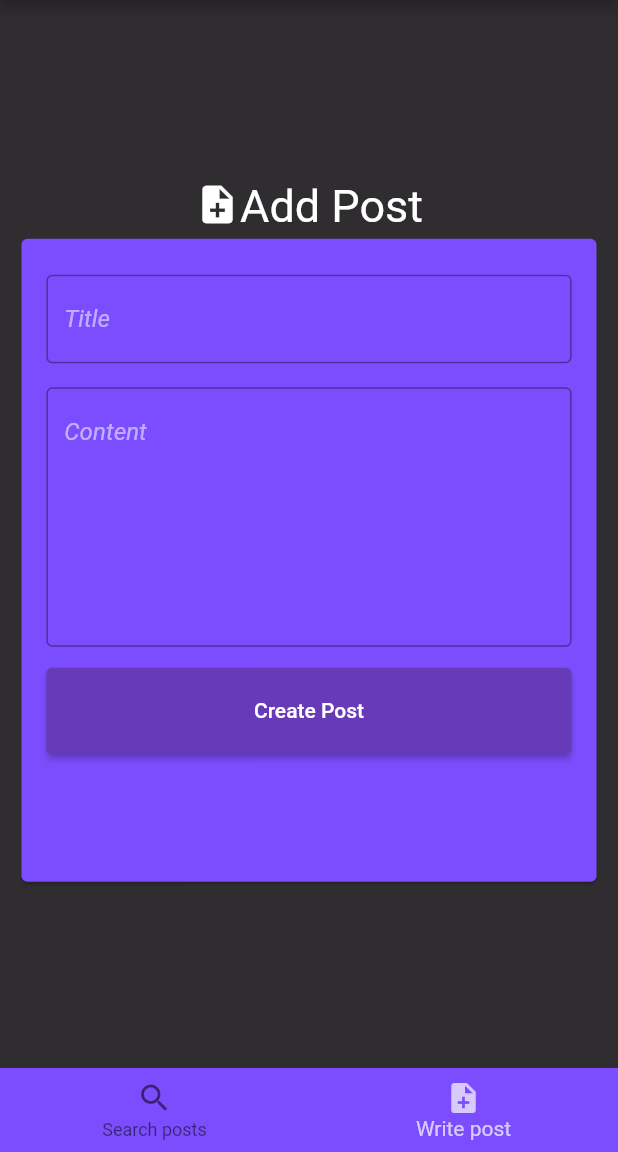
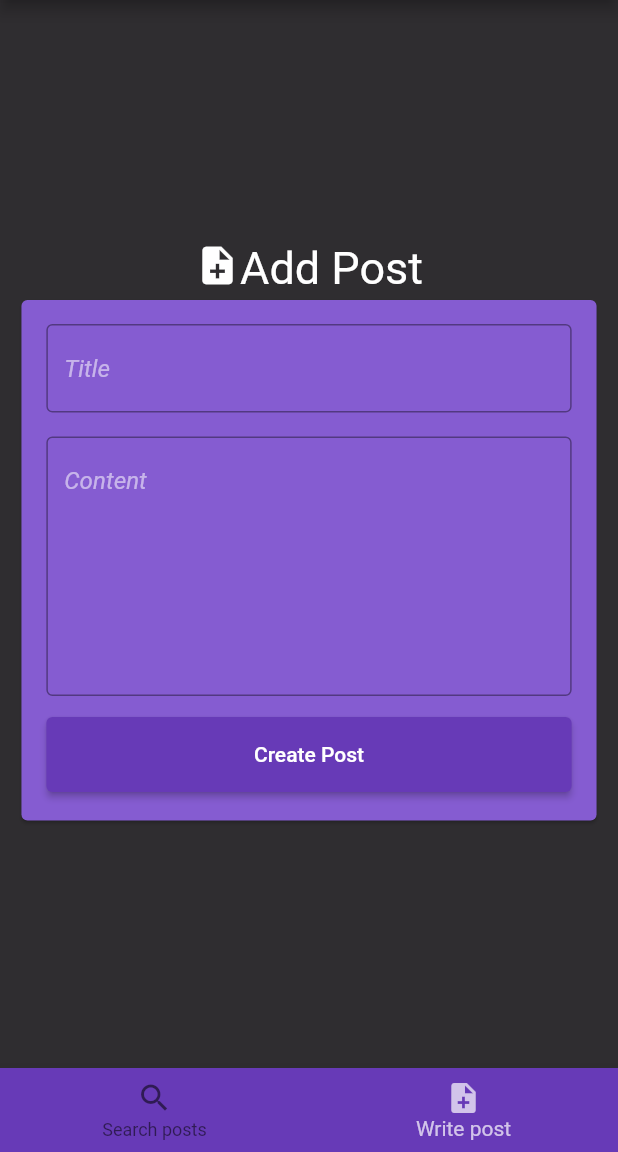
Before and after one commit to Shine-Dev/pok-app, a Flutter app: the screen it shows once a user with an empty profile is signed in, item 2 of the bottom bar chosen, on a phone screen of 412 x 824 dp, the part 84-1236 px from its top. Run offline on Flutter 3.47's test engine with Material 2 defaults, Android fonts, the phone set to English and light mode, and no system bars; our stand-ins replace firebase_auth, firebase_core, geolocator, google_sign_in; accounts and stored records are empty.

Commit message:
Implemented posts view

```diff
--- a/lib/bloc/bloc_base.dart
+++ b/lib/bloc/bloc_base.dart
@@ -5,7 +5,8 @@ import 'package:pokapp/bloc/bloc_event.dart';
 
 abstract class BlocBase<T> {
   StreamController _streamController = new StreamController<BlocEvent<T>>();
-  Stream<BlocEvent<T>> get stream => _streamController.stream;
+  Stream<BlocEvent<T>> get stream =>
+        _streamController.stream.asBroadcastStream();
   StreamSink<BlocEvent<T>> get _sink => _streamController.sink;
 
   @protected
--- a/lib/view/main_view/add_post_view.dart
+++ b/lib/view/main_view/add_post_view.dart
@@ -40,9 +40,9 @@ class _AddPostPage extends State<AddPostPage> {
     super.initState();
   }
 
-  _showSnackBar(SnackBar snackbar) {
+  _showSnackBar(SnackBar snackBar) {
     ScaffoldMessenger.of(context).hideCurrentSnackBar();
-    ScaffoldMessenger.of(context).showSnackBar(snackbar);
+    ScaffoldMessenger.of(context).showSnackBar(snackBar);
   }
 
   _success() {
@@ -86,8 +86,6 @@ class _AddPostPage extends State<AddPostPage> {
   _error(String message) {
     setState(() {
       _buttonDisabled = false;
-      _titleController.text = "";
-      _contentController.text = "";
     });
     _showSnackBar(SnackBar(
       backgroundColor: Colors.redAccent,
@@ -103,7 +101,7 @@ class _AddPostPage extends State<AddPostPage> {
     ));
   }
 
-  String _textfieldValidate(value) {
+  String _textFieldValidate(value) {
     if (value.isEmpty) {
       return '';
     }
@@ -139,15 +137,15 @@ class _AddPostPage extends State<AddPostPage> {
           ),
           Center(
             child: Container(
-              height: MediaQuery.of(context).size.height * 0.53,
+              height: 355,
               width: MediaQuery.of(context).size.width * 0.95,
               child: Card(
-                color: Colors.deepPurpleAccent,
+                color: Color.fromRGBO(133, 92, 209, 1),
                 child: Form(
                   key: _formKey,
                   child: Column(children: <Widget>[
                     Padding(
-                      padding: const EdgeInsets.fromLTRB(8, 24, 8, 8),
+                      padding: const EdgeInsets.fromLTRB(8, 16, 8, 8),
                       child: Container(
                         width: MediaQuery.of(context).size.width * 0.85,
                         child: TextFormField(
@@ -161,7 +159,7 @@ class _AddPostPage extends State<AddPostPage> {
                                 color: Colors.white54,
                                 fontStyle: FontStyle.italic),
                           ),
-                          validator: _textfieldValidate,
+                          validator: _textFieldValidate,
                         ),
                       ),
                     ),
@@ -172,6 +170,7 @@ class _AddPostPage extends State<AddPostPage> {
                         child: TextFormField(
                           controller: _contentController,
                           style: TextStyle(color: Colors.white70),
+                          maxLines: 7,
                           decoration: InputDecoration(
                             border: OutlineInputBorder(
                                 borderSide: BorderSide(width: 80)),
@@ -180,18 +179,20 @@ class _AddPostPage extends State<AddPostPage> {
                                 color: Colors.white54,
                                 fontStyle: FontStyle.italic),
                           ),
-                          maxLines: 7,
-                          minLines: 7,
-                          validator: _textfieldValidate,
+                          validator: _textFieldValidate,
                         ),
                       ),
                     ),
                     Padding(
                       padding: const EdgeInsets.all(6.0),
                       child: Container(
-                        height: MediaQuery.of(context).size.height * 0.07,
+                        height: 50,
                         width: MediaQuery.of(context).size.width * 0.85,
                         child: ElevatedButton(
+                          style: ButtonStyle(
+                            backgroundColor: MaterialStateProperty.all<Color>(
+                                Colors.deepPurple),
+                          ),
                           onPressed: _buttonDisabled ? null : _submit,
                           child: Text('Create Post'),
                         ),
--- a/lib/view/main_view/main_view.dart
+++ b/lib/view/main_view/main_view.dart
@@ -1,12 +1,6 @@
-import 'dart:async';
-
 import 'package:flutter/material.dart';
-import 'package:pokapp/model/comment.dart';
-import 'package:pokapp/model/post.dart';
-import 'package:pokapp/network/network_exception.dart';
-import 'package:pokapp/repository/comment_repository.dart';
-import 'package:pokapp/repository/post_repository.dart';
 import 'package:pokapp/view/main_view/add_post_view.dart';
+import 'get_posts/get_posts_view.dart';
 
 class MainPage extends StatefulWidget {
   MainPage({Key key}) : super(key: key);
@@ -17,19 +11,6 @@ class MainPage extends StatefulWidget {
 
 class _MainPageState extends State<MainPage> {
   int _selectedIndex = 0;
-
-  List<Widget> _widgetOptions;
-
-
-
-  _MainPageState() {
-    _widgetOptions = <Widget>[
-      RaisedButton(
-        child: Text('Test'),
-      ),
-      AddPostPage(),
-    ];
-  }
 
   void _onItemTapped(int index) {
     setState(() {
@@ -46,11 +27,15 @@ class _MainPageState extends State<MainPage> {
       appBar: AppBar(
         title: Image.asset('assets/images/logo.png', width: 70, height: 35),
       ),
-      body: Center(
-        child: _widgetOptions.elementAt(_selectedIndex),
+      body: IndexedStack(
+        children: [
+          Center(child: GetPostsPage()),
+          Center(child: AddPostPage()),
+        ],
+        index: _selectedIndex,
       ),
       bottomNavigationBar: BottomNavigationBar(
-        backgroundColor: Colors.deepPurpleAccent,
+        backgroundColor: Colors.deepPurple,
         selectedItemColor: Colors.white70,
         items: const <BottomNavigationBarItem>[
           BottomNavigationBarItem(
```
Also changed, not shown: lib/view/main_view/get_posts/get_posts_view.dart (added, +81 -0 lines), lib/view/main_view/get_posts/post_widget.dart (added, +74 -0 lines), 1 other file.
